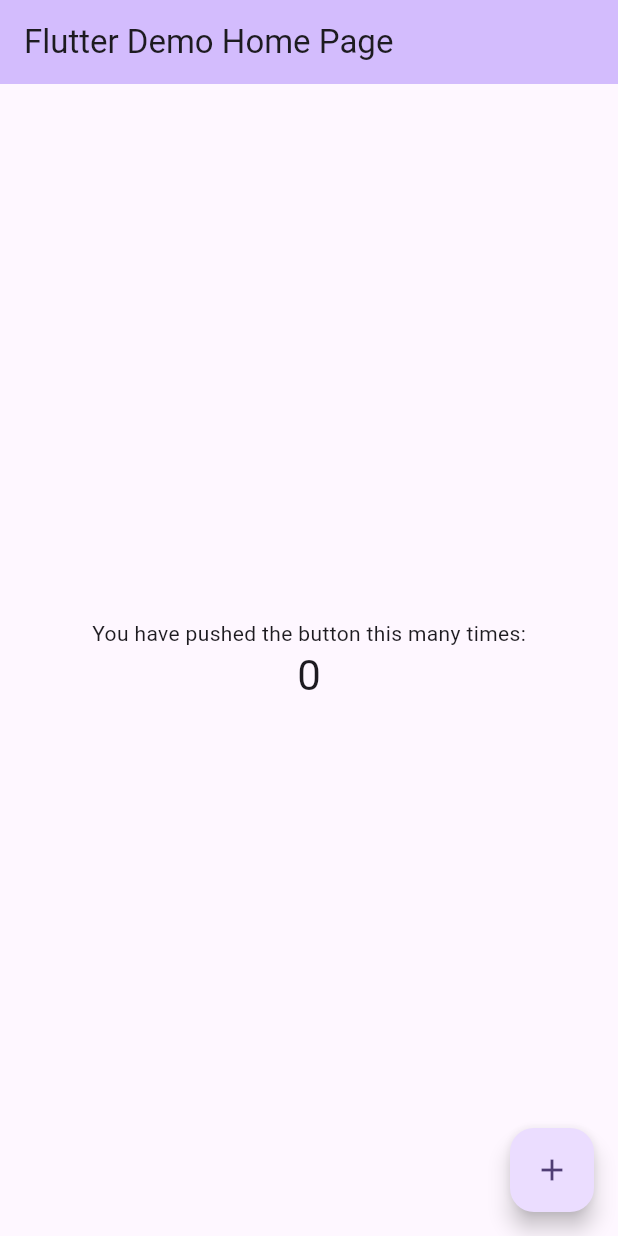
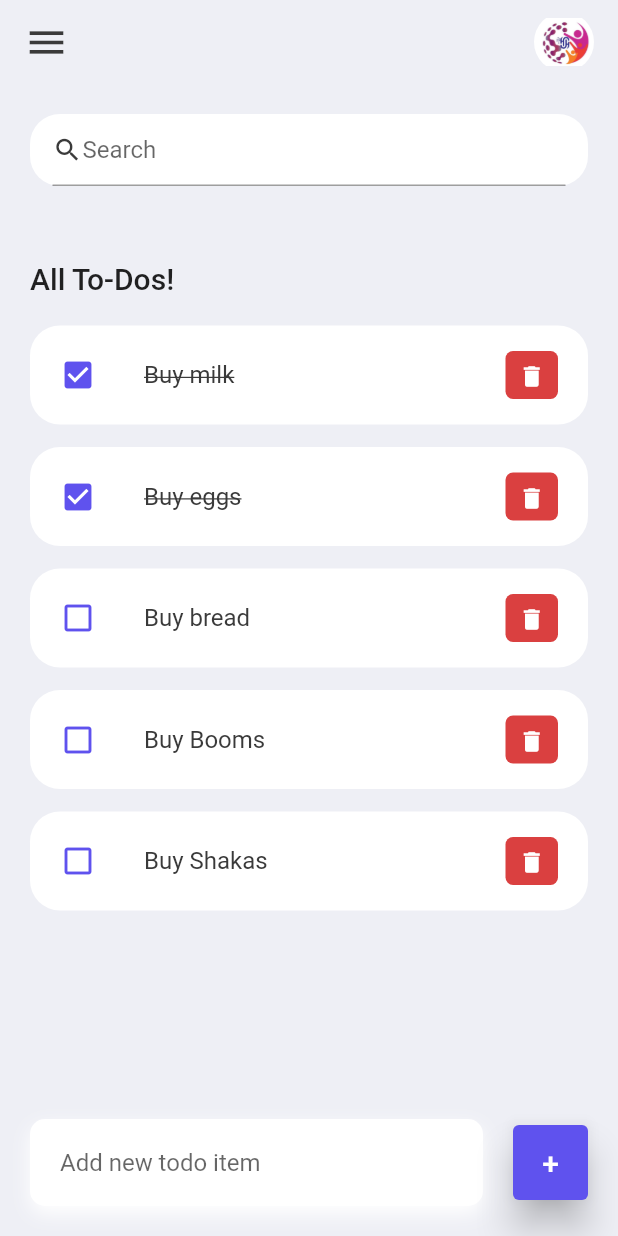
Before and after one commit to YehanYeshminda/todoappflutter, a Flutter app: the screen it shows after launch, on a phone screen of 412 x 824 dp. Run offline on Flutter 3.47's test engine with Material 2 defaults, Android fonts, the phone set to English and light mode, and no system bars.

Commit message:
finsihed more UI final

```diff
--- a/lib/constants/colors.dart
+++ b/lib/constants/colors.dart
@@ -0,0 +1,7 @@
+import 'package:flutter/material.dart';
+
+const Color tdRed = Color(0xFFDA4040);
+const Color tdBlue = Color(0xFF5F52EE);
+const Color tdBlack = Color(0xFF3A3A3A);
+const Color tdGrey = Color(0XFF717171);
+const Color tdBGColor = Color(0xFFEEEFF5);
--- a/lib/main.dart
+++ b/lib/main.dart
@@ -1,125 +1,22 @@
 import 'package:flutter/material.dart';
+import 'package:flutter/services.dart';
+import 'package:todoapp/screens/home.dart';
 
 void main() {
   runApp(const MyApp());
 }
 
 class MyApp extends StatelessWidget {
-  const MyApp({super.key});
+  const MyApp({Key? key}) : super(key: key);
 
-  // This widget is the root of your application.
   @override
   Widget build(BuildContext context) {
-    return MaterialApp(
-      title: 'Flutter Demo',
-      theme: ThemeData(
-        // This is the theme of your application.
-        //
-        // TRY THIS: Try running your application with "flutter run". You'll see
-        // the application has a blue toolbar. Then, without quitting the app,
-        // try changing the seedColor in the colorScheme below to Colors.green
-        // and then invoke "hot reload" (save your changes or press the "hot
-        // reload" button in a Flutter-supported IDE, or press "r" if you used
-        // the command line to start the app).
-        //
-        // Notice that the counter didn't reset back to zero; the application
-        // state is not lost during the reload. To reset the state, use hot
-        // restart instead.
-        //
-        // This works for code too, not just values: Most code changes can be
-        // tested with just a hot reload.
-        colorScheme: ColorScheme.fromSeed(seedColor: Colors.deepPurple),
-        useMaterial3: true,
-      ),
-      home: const MyHomePage(title: 'Flutter Demo Home Page'),
+    SystemChrome.setSystemUIOverlayStyle(
+        const SystemUiOverlayStyle(statusBarColor: Colors.transparent));
+    return const MaterialApp(
+      debugShowCheckedModeBanner: false,
+      title: "Todo App",
+      home: Home(),
     );
   }
 }
-
-class MyHomePage extends StatefulWidget {
-  const MyHomePage({super.key, required this.title});
-
-  // This widget is the home page of your application. It is stateful, meaning
-  // that it has a State object (defined below) that contains fields that affect
-  // how it looks.
-
-  // This class is the configuration for the state. It holds the values (in this
-  // case the title) provided by the parent (in this case the App widget) and
-  // used by the build method of the State. Fields in a Widget subclass are
-  // always marked "final".
-
-  final String title;
-
-  @override
-  State<MyHomePage> createState() => _MyHomePageState();
-}
-
-class _MyHomePageState extends State<MyHomePage> {
-  int _counter = 0;
-
-  void _incrementCounter() {
-    setState(() {
-      // This call to setState tells the Flutter framework that something has
-      // changed in this State, which causes it to rerun the build method below
-      // so that the display can reflect the updated values. If we changed
-      // _counter without calling setState(), then the build method would not be
-      // called again, and so nothing would appear to happen.
-      _counter++;
-    });
-  }
-
-  @override
-  Widget build(BuildContext context) {
-    // This method is rerun every time setState is called, for instance as done
-    // by the _incrementCounter method above.
-    //
-    // The Flutter framework has been optimized to make rerunning build methods
-    // fast, so that you can just rebuild anything that needs updating rather
-    // than having to individually change instances of widgets.
-    return Scaffold(
-      appBar: AppBar(
-        // TRY THIS: Try changing the color here to a specific color (to
-        // Colors.amber, perhaps?) and trigger a hot reload to see the AppBar
-        // change color while the other colors stay the same.
-        backgroundColor: Theme.of(context).colorScheme.inversePrimary,
-        // Here we take the value from the MyHomePage object that was created by
-        // the App.build method, and use it to set our appbar title.
-        title: Text(widget.title),
-      ),
-      body: Center(
-        // Center is a layout widget. It takes a single child and positions it
-        // in the middle of the parent.
-        child: Column(
-          // Column is also a layout widget. It takes a list of children and
-          // arranges them vertically. By default, it sizes itself to fit its
-          // children horizontally, and tries to be as tall as its parent.
-          //
-          // Column has various properties to control how it sizes itself and
-          // how it positions its children. Here we use mainAxisAlignment to
-          // center the children vertically; the main axis here is the vertical
-          // axis because Columns are vertical (the cross axis would be
-          // horizontal).
-          //
-          // TRY THIS: Invoke "debug painting" (choose the "Toggle Debug Paint"
-          // action in the IDE, or press "p" in the console), to see the
-          // wireframe for each widget.
-          mainAxisAlignment: MainAxisAlignment.center,
-          children: <Widget>[
-            const Text(
-              'You have pushed the button this many times:',
-            ),
-            Text(
-              '$_counter',
-              style: Theme.of(context).textTheme.headlineMedium,
-            ),
-          ],
-        ),
-      ),
-      floatingActionButton: FloatingActionButton(
-        onPressed: _incrementCounter,
-        tooltip: 'Increment',
-        child: const Icon(Icons.add),
-      ), // This trailing comma makes auto-formatting nicer for build methods.
-    );
-  }
-}
--- /dev/null
+++ b/lib/models/todo.dart
@@ -0,0 +1,41 @@
+class Todo {
+  String? id;
+  String? todoText;
+  bool isDone;
+
+  Todo({
+    this.id,
+    this.todoText = "",
+    this.isDone = false,
+  });
+
+  static List<Todo> todoList() {
+    return [
+      Todo(
+        id: '1',
+        todoText: 'Buy milk',
+        isDone: true,
+      ),
+      Todo(
+        id: '2',
+        todoText: 'Buy eggs',
+        isDone: true,
+      ),
+      Todo(
+        id: '3',
+        todoText: 'Buy bread',
+        isDone: false,
+      ),
+      Todo(
+        id: '4',
+        todoText: 'Buy Booms',
+        isDone: false,
+      ),
+      Todo(
+        id: '5',
+        todoText: 'Buy Shakas',
+        isDone: false,
+      ),
+    ];
+  }
+}
--- a/lib/screens/home.dart
+++ b/lib/screens/home.dart
@@ -0,0 +1,132 @@
+import 'package:flutter/material.dart';
+import 'package:todoapp/models/todo.dart';
+import 'package:todoapp/widgets/todo_item.dart';
+
+import '../constants/colors.dart';
+
+class Home extends StatelessWidget {
+  const Home({Key? key}) : super(key: key);
+
+  @override
+  Widget build(BuildContext context) {
+    final todosList = Todo.todoList();
+    return Scaffold(
+        backgroundColor: tdBGColor,
+        appBar: _buildAppBar(),
+        body: Stack(
+          children: [
+            Container(
+              padding: const EdgeInsets.symmetric(horizontal: 20, vertical: 20),
+              child: Column(children: [
+                SearchBox(),
+                Expanded(
+                    child: ListView(
+                  children: [
+                    Container(
+                      margin: const EdgeInsets.only(top: 50, bottom: 20),
+                      child: const Text(
+                        "All To-Dos!",
+                        style: TextStyle(
+                            fontSize: 20, fontWeight: FontWeight.w500),
+                      ),
+                    ),
+                    for (var todo in todosList)
+                      TodoItem(
+                        todo: todo,
+                      ),
+                  ],
+                )),
+              ]),
+            ),
+            Align(
+              alignment: Alignment.bottomCenter,
+              child: Row(children: [
+                Expanded(
+                  child: Container(
+                    margin: EdgeInsets.only(bottom: 20, right: 20, left: 20),
+                    padding: EdgeInsets.symmetric(horizontal: 20, vertical: 5),
+                    decoration: BoxDecoration(
+                        color: Colors.white,
+                        boxShadow: const [
+                          BoxShadow(
+                              color: Colors.white,
+                              blurRadius: 10,
+                              offset: Offset(0, 5),
+                              spreadRadius: 0.0)
+                        ],
+                        borderRadius: BorderRadius.circular(10)),
+                    child: TextField(
+                      decoration: InputDecoration(
+                          hintText: "Add new todo item",
+                          border: InputBorder.none),
+                    ),
+                  ),
+                ),
+                Container(
+                  margin: EdgeInsets.only(bottom: 20, right: 20),
+                  child: ElevatedButton(
+                    child: Text(
+                      "+",
+                      style: TextStyle(fontSize: 20),
+                    ),
+                    onPressed: () => {print("click on add button")},
+                    style: ElevatedButton.styleFrom(
+                        primary: tdBlue,
+                        minimumSize: Size(50, 50),
+                        elevation: 10),
+                  ),
+                )
+              ]),
+            )
+          ],
+        ));
+  }
+
+  Widget SearchBox() {
+    return Container(
+      padding: EdgeInsets.symmetric(horizontal: 15),
+      decoration: BoxDecoration(
+        color: Colors.white,
+        borderRadius: BorderRadius.circular(20),
+      ),
+      child: const TextField(
+          decoration: InputDecoration(
+        contentPadding: EdgeInsets.all(0),
+        prefixIcon: Icon(
+          Icons.search,
+          size: 20,
+          color: tdBlack,
+        ),
+        hintText: "Search",
+        prefixIconConstraints: BoxConstraints(
+          minWidth: 20,
+          maxHeight: 25,
+        ),
+      )),
+    );
+  }
+
+  AppBar _buildAppBar() {
+    return AppBar(
+        backgroundColor: tdBGColor,
+        elevation: 0,
+        title: Row(
+          mainAxisAlignment: MainAxisAlignment.spaceBetween,
+          children: [
+            const Icon(
+              Icons.menu,
+              color: tdBlack,
+              size: 30,
+            ),
+            SizedBox(
+              height: 40,
+              width: 40,
+              child: ClipRRect(
+                borderRadius: BorderRadius.circular(20),
+                child: Image.asset("assets/images/highstreet_logo.jpg"),
+              ),
+            )
+          ],
+        ));
+  }
+}
--- /dev/null
+++ b/lib/widgets/todo_item.dart
@@ -0,0 +1,53 @@
+import 'package:flutter/material.dart';
+import 'package:todoapp/constants/colors.dart';
+import 'package:todoapp/models/todo.dart';
+
+class TodoItem extends StatelessWidget {
+  final Todo todo;
+
+  const TodoItem({Key? key, required this.todo}) : super(key: key);
+
+  @override
+  Widget build(BuildContext context) {
+    return Container(
+      margin: const EdgeInsets.only(bottom: 15),
+      child: ListTile(
+        onTap: () {
+          print("click on tile");
+        },
+        shape: RoundedRectangleBorder(
+          borderRadius: BorderRadius.circular(20),
+        ),
+        contentPadding: const EdgeInsets.symmetric(horizontal: 20, vertical: 5),
+        tileColor: Colors.white,
+        leading: Icon(
+          todo.isDone ? Icons.check_box : Icons.check_box_outline_blank,
+          color: tdBlue,
+        ),
+        title: Text(
+          todo.todoText!,
+          style: TextStyle(
+              fontSize: 16,
+              color: tdBlack,
+              decoration: todo.isDone
+                  ? TextDecoration.lineThrough
+                  : TextDecoration.none),
+        ),
+        trailing: Container(
+          padding: const EdgeInsets.all(0),
+          margin: const EdgeInsets.symmetric(vertical: 12),
+          height: 35,
+          width: 35,
+          decoration: BoxDecoration(
+              color: tdRed, borderRadius: BorderRadius.circular(5)),
+          child: IconButton(
+            color: Colors.white,
+            iconSize: 18,
+            icon: const Icon(Icons.delete),
+            onPressed: () => {print("click on delete icon")},
+          ),
+        ),
+      ),
+    );
+  }
+}
--- a/pubspec.yaml
+++ b/pubspec.yaml
@@ -59,8 +59,8 @@ flutter:
   uses-material-design: true
 
   # To add assets to your application, add an assets section, like this:
-  # assets:
-  #   - images/a_dot_burr.jpeg
+  assets:
+    - assets/images/
   #   - images/a_dot_ham.jpeg
 
   # An image asset can refer to one or more resolution-specific "variants", see
```
